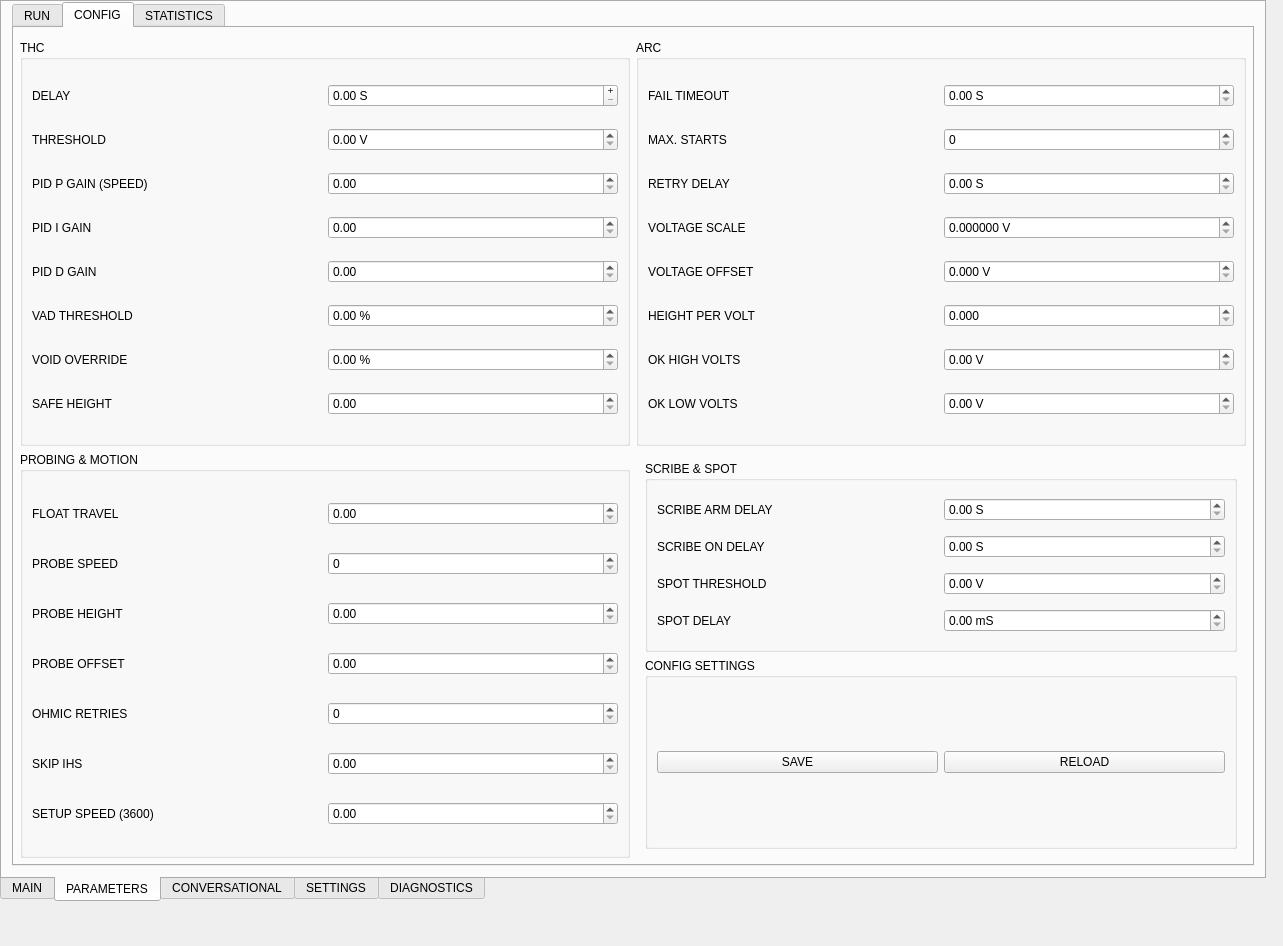
Qt form monokrom/plasma/mainwindow.ui (kcjengr/monokrom) before a commit.
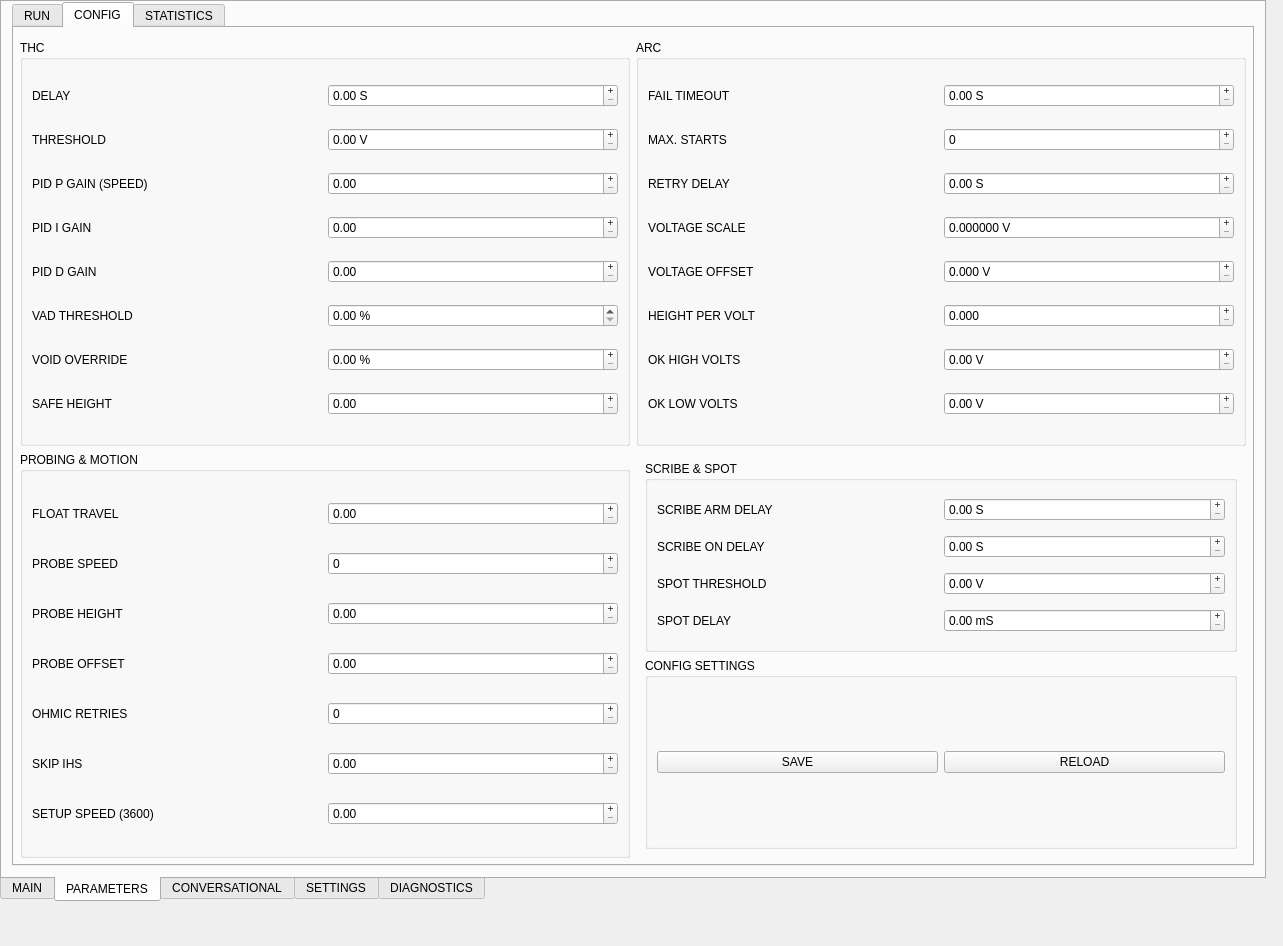
The same form after that commit. The open tabs and pages were chosen to show the change. Icons and pictures are not drawn. Custom widgets are drawn as their Qt base class.

Commit message: UI - spinbox to plus/minus change indicators

The edit to the form file:
```diff
--- a/monokrom/plasma/mainwindow.ui
+++ b/monokrom/plasma/mainwindow.ui
@@ -2525,6 +2525,9 @@
              </item>
              <item row="1" column="2">
               <widget class="PlasmaHalDoubleSpinBox" name="thc_threshold">
+               <property name="buttonSymbols">
+                <enum>QAbstractSpinBox::PlusMinus</enum>
+               </property>
                <property name="suffix">
                 <string> V</string>
                </property>
@@ -2535,6 +2538,9 @@
              </item>
              <item row="2" column="2">
               <widget class="PlasmaHalDoubleSpinBox" name="thc_pid_p_gain">
+               <property name="buttonSymbols">
+                <enum>QAbstractSpinBox::PlusMinus</enum>
+               </property>
                <property name="settingName" stdset="0">
                 <string>thc_pid_p_gain</string>
                </property>
@@ -2542,6 +2548,9 @@
              </item>
              <item row="3" column="2">
               <widget class="PlasmaHalDoubleSpinBox" name="thc_pid_i_gain">
+               <property name="buttonSymbols">
+                <enum>QAbstractSpinBox::PlusMinus</enum>
+               </property>
                <property name="settingName" stdset="0">
                 <string>thc_pid_i_gain</string>
                </property>
@@ -2549,6 +2558,9 @@
              </item>
              <item row="4" column="2">
               <widget class="PlasmaHalDoubleSpinBox" name="thc_pid_d_gain">
+               <property name="buttonSymbols">
+                <enum>QAbstractSpinBox::PlusMinus</enum>
+               </property>
                <property name="settingName" stdset="0">
                 <string>thc_pid_d_gain</string>
                </property>
@@ -2566,6 +2578,9 @@
              </item>
              <item row="6" column="2">
               <widget class="PlasmaHalDoubleSpinBox" name="thc_void_override">
+               <property name="buttonSymbols">
+                <enum>QAbstractSpinBox::PlusMinus</enum>
+               </property>
                <property name="suffix">
                 <string> %</string>
                </property>
@@ -2576,6 +2591,9 @@
              </item>
              <item row="7" column="2">
               <widget class="PlasmaHalDoubleSpinBox" name="thc_safe_height">
+               <property name="buttonSymbols">
+                <enum>QAbstractSpinBox::PlusMinus</enum>
+               </property>
                <property name="settingName" stdset="0">
                 <string>thc_safe_height</string>
                </property>
@@ -2651,6 +2669,9 @@
              </item>
              <item row="0" column="2">
               <widget class="PlasmaHalDoubleSpinBox" name="arc_fail_timeout">
+               <property name="buttonSymbols">
+                <enum>QAbstractSpinBox::PlusMinus</enum>
+               </property>
                <property name="suffix">
                 <string> S</string>
                </property>
@@ -2661,6 +2682,9 @@
              </item>
              <item row="1" column="2">
               <widget class="PlasmaHalSpinBox" name="arc_max_starts">
+               <property name="buttonSymbols">
+                <enum>QAbstractSpinBox::PlusMinus</enum>
+               </property>
                <property name="settingName" stdset="0">
                 <string>arc_max_starts</string>
                </property>
@@ -2668,6 +2692,9 @@
              </item>
              <item row="2" column="2">
               <widget class="PlasmaHalDoubleSpinBox" name="arc_retry_delay">
+               <property name="buttonSymbols">
+                <enum>QAbstractSpinBox::PlusMinus</enum>
+               </property>
                <property name="suffix">
                 <string> S</string>
                </property>
@@ -2678,6 +2705,9 @@
              </item>
              <item row="3" column="2">
               <widget class="PlasmaHalDoubleSpinBox" name="arc_voltage_scale">
+               <property name="buttonSymbols">
+                <enum>QAbstractSpinBox::PlusMinus</enum>
+               </property>
                <property name="suffix">
                 <string> V</string>
                </property>
@@ -2691,6 +2721,9 @@
              </item>
              <item row="4" column="2">
               <widget class="PlasmaHalDoubleSpinBox" name="arc_voltage_offset">
+               <property name="buttonSymbols">
+                <enum>QAbstractSpinBox::PlusMinus</enum>
+               </property>
                <property name="suffix">
                 <string> V</string>
                </property>
@@ -2704,6 +2737,9 @@
              </item>
              <item row="5" column="2">
               <widget class="PlasmaHalDoubleSpinBox" name="arc_height_per_volt">
+               <property name="buttonSymbols">
+                <enum>QAbstractSpinBox::PlusMinus</enum>
+               </property>
                <property name="decimals">
                 <number>3</number>
                </property>
@@ -2714,6 +2750,9 @@
              </item>
              <item row="6" column="2">
               <widget class="PlasmaHalDoubleSpinBox" name="arc_ok_high_volts">
+               <property name="buttonSymbols">
+                <enum>QAbstractSpinBox::PlusMinus</enum>
+               </property>
                <property name="suffix">
                 <string> V</string>
                </property>
@@ -2724,6 +2763,9 @@
              </item>
              <item row="7" column="2">
               <widget class="PlasmaHalDoubleSpinBox" name="arc_ok_low_volts">
+               <property name="buttonSymbols">
+                <enum>QAbstractSpinBox::PlusMinus</enum>
+               </property>
                <property name="suffix">
                 <string> V</string>
                </property>
@@ -2792,6 +2834,9 @@
              </item>
              <item row="8" column="2">
               <widget class="PlasmaHalDoubleSpinBox" name="probe_offset">
+               <property name="buttonSymbols">
+                <enum>QAbstractSpinBox::PlusMinus</enum>
+               </property>
                <property name="settingName" stdset="0">
                 <string>probe_offset</string>
                </property>
@@ -2799,6 +2844,9 @@
              </item>
              <item row="6" column="2">
               <widget class="PlasmaHalDoubleSpinBox" name="probe_height">
+               <property name="buttonSymbols">
+                <enum>QAbstractSpinBox::PlusMinus</enum>
+               </property>
                <property name="settingName" stdset="0">
                 <string>probe_height</string>
                </property>
@@ -2806,6 +2854,9 @@
              </item>
              <item row="5" column="2">
               <widget class="PlasmaHalSpinBox" name="probe_speed">
+               <property name="buttonSymbols">
+                <enum>QAbstractSpinBox::PlusMinus</enum>
+               </property>
                <property name="settingName" stdset="0">
                 <string>probe_speed</string>
                </property>
@@ -2813,6 +2864,9 @@
              </item>
              <item row="4" column="2">
               <widget class="PlasmaHalDoubleSpinBox" name="probe_float_travel">
+               <property name="buttonSymbols">
+                <enum>QAbstractSpinBox::PlusMinus</enum>
+               </property>
                <property name="settingName" stdset="0">
                 <string>probe_float_travel</string>
                </property>
@@ -2820,6 +2874,9 @@
              </item>
              <item row="9" column="2">
               <widget class="PlasmaHalSpinBox" name="probe_ohmic_retries">
+               <property name="buttonSymbols">
+                <enum>QAbstractSpinBox::PlusMinus</enum>
+               </property>
                <property name="settingName" stdset="0">
                 <string>probe_ohmic_retries</string>
                </property>
@@ -2827,6 +2884,9 @@
              </item>
              <item row="11" column="2">
               <widget class="PlasmaHalDoubleSpinBox" name="probe_skip_ihs">
+               <property name="buttonSymbols">
+                <enum>QAbstractSpinBox::PlusMinus</enum>
+               </property>
                <property name="settingName" stdset="0">
                 <string>probe_skip_ihs</string>
                </property>
@@ -2834,6 +2894,9 @@
              </item>
              <item row="12" column="2">
               <widget class="PlasmaHalDoubleSpinBox" name="probe_setup_speed">
+               <property name="buttonSymbols">
+                <enum>QAbstractSpinBox::PlusMinus</enum>
+               </property>
                <property name="settingName" stdset="0">
                 <string>probe_setup_speed</string>
                </property>
@@ -2881,6 +2944,9 @@
                 </item>
                 <item row="0" column="2">
                  <widget class="PlasmaHalDoubleSpinBox" name="scribe_arm_delay">
+                  <property name="buttonSymbols">
+                   <enum>QAbstractSpinBox::PlusMinus</enum>
+                  </property>
                   <property name="suffix">
                    <string> S</string>
                   </property>
@@ -2891,6 +2957,9 @@
                 </item>
                 <item row="1" column="2">
                  <widget class="PlasmaHalDoubleSpinBox" name="scribe_on_delay">
+                  <property name="buttonSymbols">
+                   <enum>QAbstractSpinBox::PlusMinus</enum>
+                  </property>
                   <property name="suffix">
                    <string> S</string>
                   </property>
@@ -2901,6 +2970,9 @@
                 </item>
                 <item row="2" column="2">
                  <widget class="PlasmaHalDoubleSpinBox" name="spot_threshold">
+                  <property name="buttonSymbols">
+                   <enum>QAbstractSpinBox::PlusMinus</enum>
+                  </property>
                   <property name="suffix">
                    <string> V</string>
                   </property>
@@ -2911,6 +2983,9 @@
                 </item>
                 <item row="3" column="2">
                  <widget class="PlasmaHalDoubleSpinBox" name="spot_delay">
+                  <property name="buttonSymbols">
+                   <enum>QAbstractSpinBox::PlusMinus</enum>
+                  </property>
                   <property name="suffix">
                    <string> mS</string>
                   </property>
```
Left out of the diff: 2 changed lines with no effect on the pictures.
